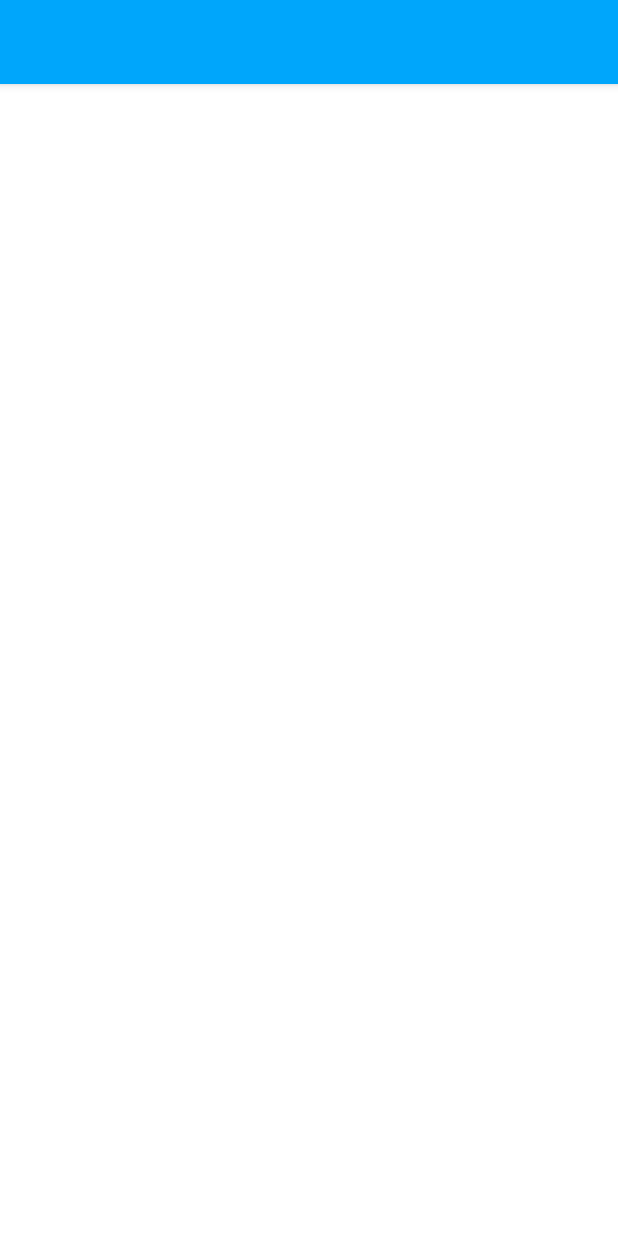
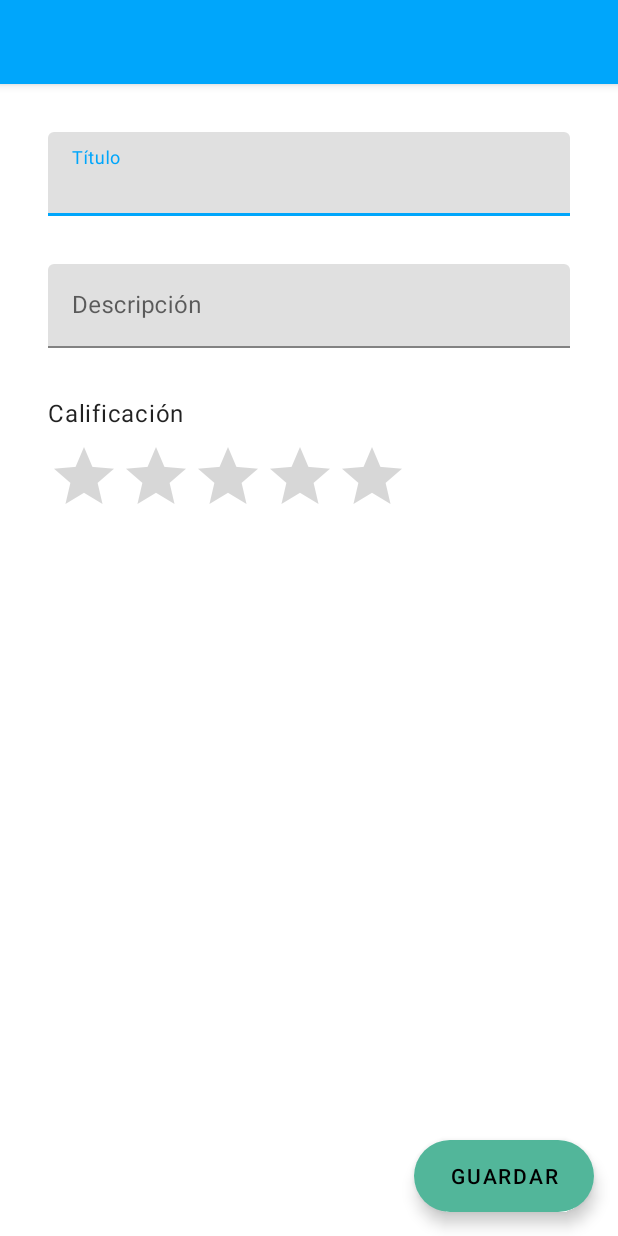
Before and after one commit to soyjimmysaenz/tagger-android-app, an Android app: the SaveTaggedItemActivity screen opened directly, with no data from a screen before it, on a phone screen of 412 x 824 dp. Run offline under Robolectric (Android 15) with nearby library versions, the phone set to English and light mode, and no system bars; our stand-ins replace Room's generated code; 1 statement that could not run was skipped.

Commit message:
Crear diseño básico para pantalla guardar item

```diff
--- a/app/src/main/AndroidManifest.xml
+++ b/app/src/main/AndroidManifest.xml
@@ -19,8 +19,10 @@
             android:name=".signIn.SignUpActivity"
             android:windowSoftInputMode="stateVisible|adjustResize" />
         <activity android:name=".taggedItems.home.HomeActivity" />
-        <activity android:name=".taggedItems.details.SaveTaggedItemActivity"
-           android:label="@string/save_item" />
+        <activity
+            android:name=".taggedItems.details.SaveTaggedItemActivity"
+            android:label="@string/save_item"
+            android:windowSoftInputMode="stateVisible|adjustResize" />
 
     </application>
 
--- a/app/src/main/res/layout/activity_save_tagged_item.xml
+++ b/app/src/main/res/layout/activity_save_tagged_item.xml
@@ -4,16 +4,93 @@
     xmlns:tools="http://schemas.android.com/tools"
     android:layout_width="match_parent"
     android:layout_height="match_parent"
+    android:orientation="vertical"
     tools:context=".taggedItems.details.SaveTaggedItemActivity">
 
     <com.google.android.material.appbar.MaterialToolbar
         android:id="@+id/topBar"
+        style="@style/Widget.MaterialComponents.Toolbar.Primary"
         android:layout_width="match_parent"
         android:layout_height="?attr/actionBarSize"
-        style="@style/Widget.MaterialComponents.Toolbar.Primary"
-        app:layout_constraintTop_toTopOf="parent"
+        app:layout_constraintEnd_toEndOf="parent"
         app:layout_constraintStart_toStartOf="parent"
+        app:layout_constraintTop_toTopOf="parent" />
+
+    <com.google.android.material.textfield.TextInputLayout
+        android:id="@+id/inputLayoutTitle"
+        style="@style/Widget.MaterialComponents.TextInputLayout.FilledBox"
+        android:layout_width="0dp"
+        android:layout_height="wrap_content"
+        android:layout_marginStart="@dimen/spacing_3x"
+        android:layout_marginTop="@dimen/spacing_3x"
+        android:layout_marginEnd="@dimen/spacing_3x"
+        android:hint="@string/title"
+        app:layout_constraintTop_toBottomOf="@id/topBar"
+        app:layout_constraintStart_toStartOf="parent"
+        app:layout_constraintEnd_toEndOf="parent">
+
+        <com.google.android.material.textfield.TextInputEditText
+            android:id="@+id/editTextTitle"
+            android:layout_width="match_parent"
+            android:layout_height="wrap_content"
+            android:inputType="text" />
+    </com.google.android.material.textfield.TextInputLayout>
+
+    <com.google.android.material.textfield.TextInputLayout
+        android:id="@+id/inputLayoutDescription"
+        style="@style/Widget.MaterialComponents.TextInputLayout.FilledBox"
+        android:layout_width="0dp"
+        android:layout_height="wrap_content"
+        android:layout_marginTop="@dimen/spacing_3x"
+        android:hint="@string/description"
+        app:layout_constraintTop_toBottomOf="@id/inputLayoutTitle"
+        app:layout_constraintStart_toStartOf="@id/inputLayoutTitle"
+        app:layout_constraintEnd_toEndOf="@id/inputLayoutTitle">
+
+        <com.google.android.material.textfield.TextInputEditText
+            android:id="@+id/editTextDescription"
+            android:layout_width="match_parent"
+            android:layout_height="wrap_content"
+            android:inputType="textAutoComplete"
+            android:lines="2" />
+    </com.google.android.material.textfield.TextInputLayout>
+
+    <TextView
+        android:id="@+id/ratingLabel"
+        style="@style/TextAppearance.MaterialComponents.Body1"
+        android:layout_width="0dp"
+        android:layout_height="wrap_content"
+        android:layout_marginTop="@dimen/spacing_3x"
+        android:text="@string/rating"
+        app:layout_constraintTop_toBottomOf="@id/inputLayoutDescription"
+        app:layout_constraintStart_toStartOf="@id/inputLayoutDescription"
+        app:layout_constraintEnd_toEndOf="@id/inputLayoutDescription" />
+
+    <androidx.appcompat.widget.AppCompatRatingBar
+        android:id="@+id/ratingBar"
+        android:layout_width="wrap_content"
+        android:layout_height="wrap_content"
+        android:layout_marginTop="@dimen/spacing_base"
+        android:isIndicator="false"
+        android:numStars="5"
+        android:stepSize="1"
+        tools:rating="3"
+        app:layout_constraintHorizontal_bias="0"
+        app:layout_constraintTop_toBottomOf="@id/ratingLabel"
+        app:layout_constraintStart_toStartOf="@id/ratingLabel"
+        app:layout_constraintEnd_toEndOf="@id/ratingLabel" />
+
+    <com.google.android.material.floatingactionbutton.ExtendedFloatingActionButton
+        android:id="@+id/buttonSaveItem"
+        android:layout_width="wrap_content"
+        android:layout_height="wrap_content"
+        android:layout_gravity="bottom|end"
+        android:layout_margin="@dimen/spacing_2x"
+        android:text="@string/save"
+        android:contentDescription="@string/save_item"
+        app:layout_constraintBottom_toBottomOf="parent"
         app:layout_constraintEnd_toEndOf="parent"
+        style="@style/Widget.MaterialComponents.ExtendedFloatingActionButton"
         />
 
 </androidx.constraintlayout.widget.ConstraintLayout>
--- a/app/src/main/res/values/strings.xml
+++ b/app/src/main/res/values/strings.xml
@@ -11,4 +11,8 @@
     <string name="error_saving_item">Disculpa, algo salió mal al guardar el item, intenta nuevamente</string>
     <string name="save_item">Guardar Item</string>
     <string name="error_loading_item">Algo salió mal al cargar el item :(</string>
+    <string name="title">Título</string>
+    <string name="description">Descripción</string>
+    <string name="rating">Calificación</string>
+    <string name="save">Guardar</string>
 </resources>
```
